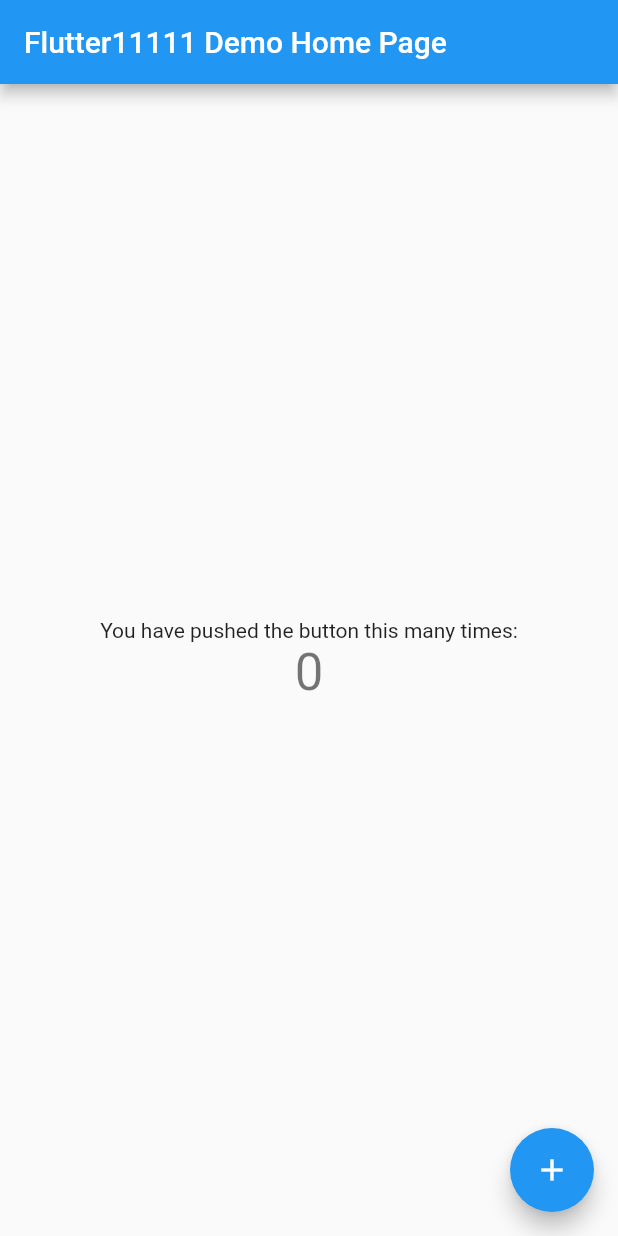
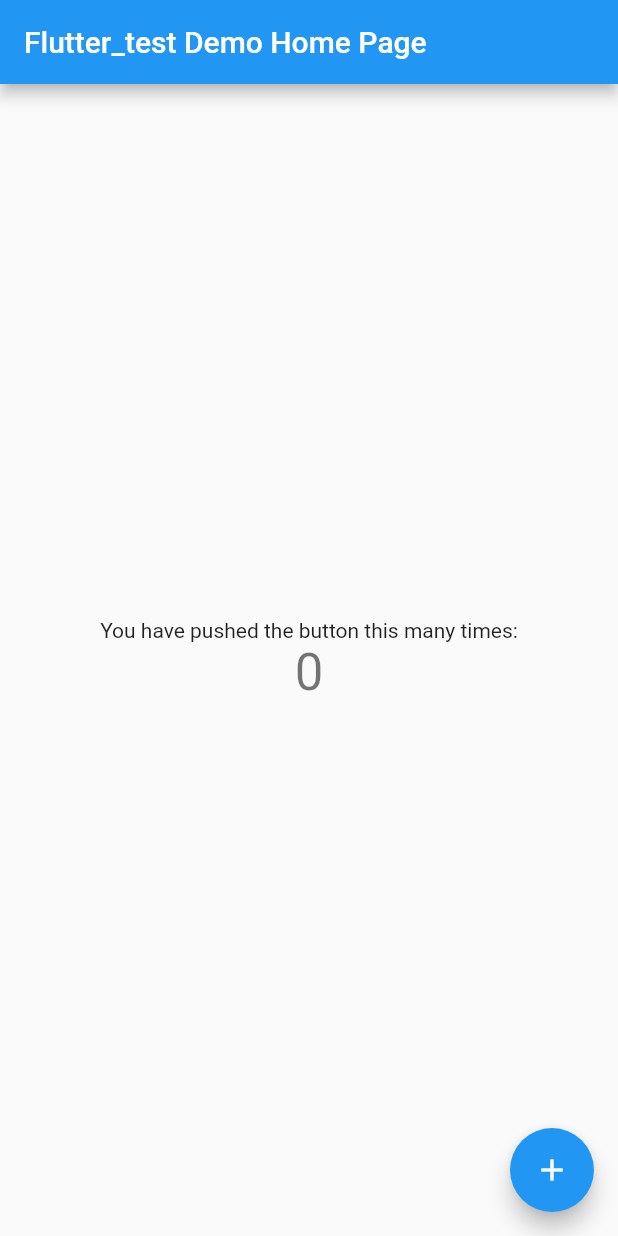
Before and after one commit to pencilwith-front/PencilWith-Front, a Flutter app: the screen it shows after launch, on a phone screen of 412 x 824 dp. Run offline on Flutter 3.47's test engine with Material 2 defaults, Android fonts, the phone set to English and light mode, and no system bars.

Commit message:
--테스트 진행중-- materialapp widget title변경 및 homepage widget title변경

```diff
--- a/lib/main.dart
+++ b/lib/main.dart
@@ -9,7 +9,7 @@ class MyApp extends StatelessWidget {
   @override
   Widget build(BuildContext context) {
     return MaterialApp(
-      title: 'Flutter Demo',
+      title: 'test',
       theme: ThemeData(
         // This is the theme of your application.
         //
@@ -22,7 +22,7 @@ class MyApp extends StatelessWidget {
         // is not restarted.
         primarySwatch: Colors.blue,
       ),
-      home: MyHomePage(title: 'Flutter11111 Demo Home Page'),
+      home: MyHomePage(title: 'Flutter_test Demo Home Page'),
     );
   }
 }
```
